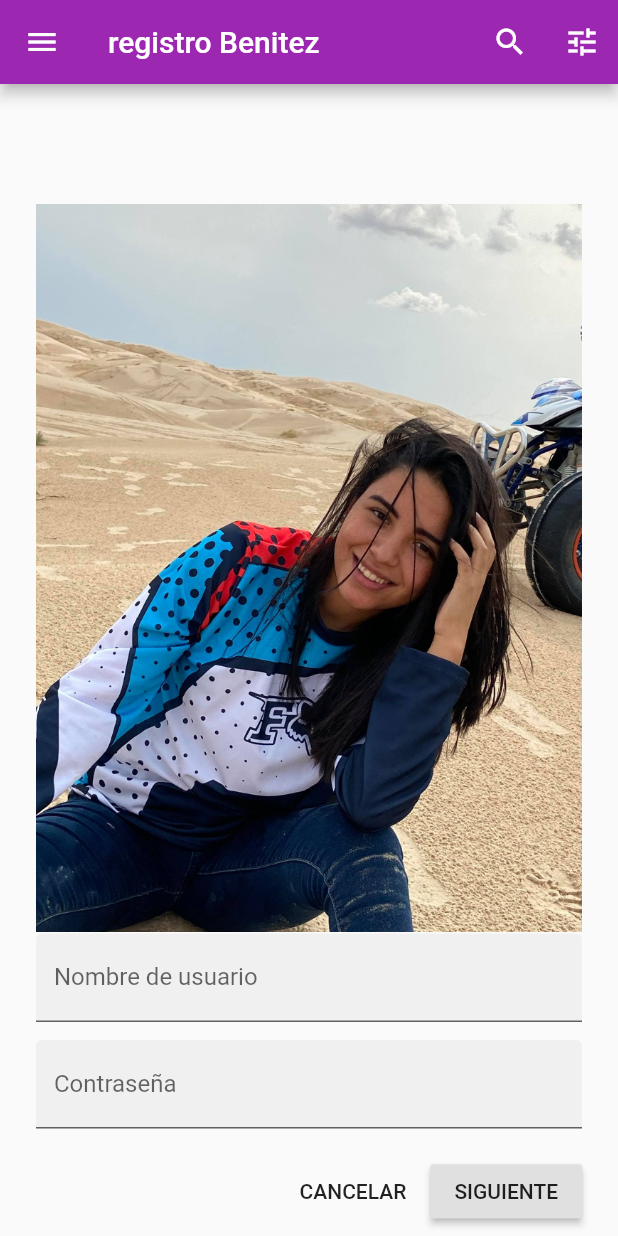
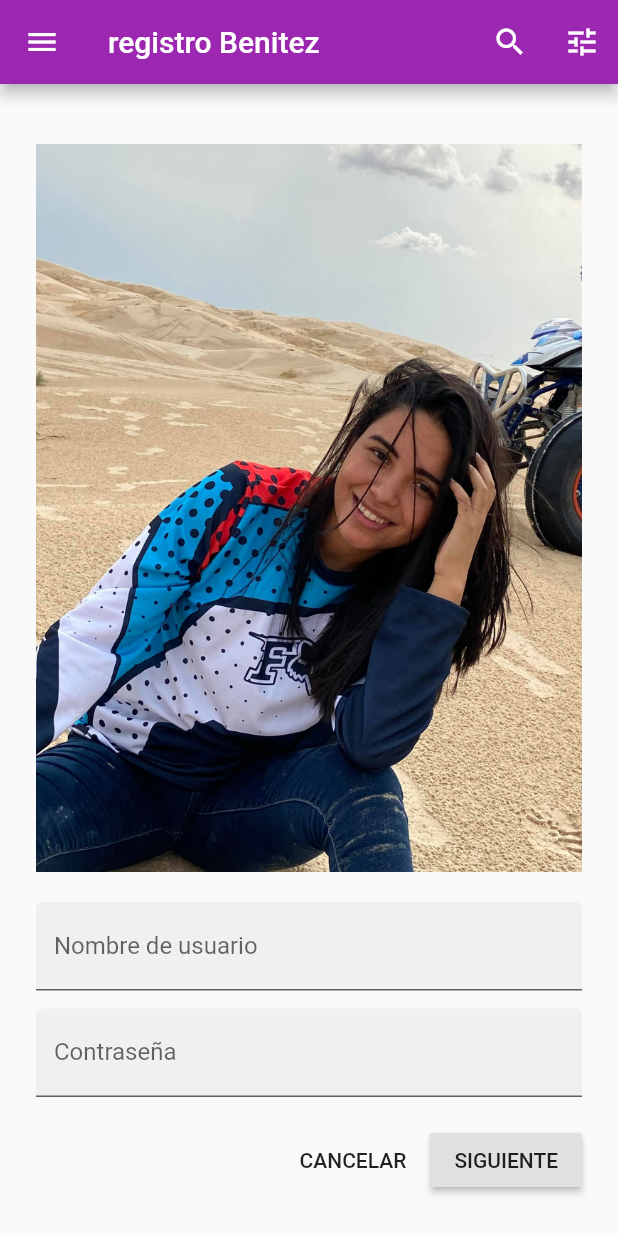
Before and after one commit to gabrielaportillo/loginSencillo, a Flutter app: the screen it shows after launch, on a phone screen of 412 x 824 dp. Run offline on Flutter 3.47's test engine with Material 2 defaults, Android fonts, the phone set to English and light mode, and no system bars.

```diff
--- a/lib/main.dart
+++ b/lib/main.dart
@@ -74,11 +74,11 @@ class _IngresoSistemaState extends State<IngresoSistema> {
       ), //fin de appbar
       body: SafeArea(
         child: ListView(padding: EdgeInsets.symmetric(horizontal: 24.0), children: <Widget>[
-          SizedBox(height: 80.0),
+          SizedBox(height: 40.0),
           Column(
             children: <Widget>[
               Image.asset('assets/yo.jpg'),
-              SizedBox(height: 1.0),
+              SizedBox(height: 20.0),
             ],
           ), //fin de column
           if (!acceso)
```
